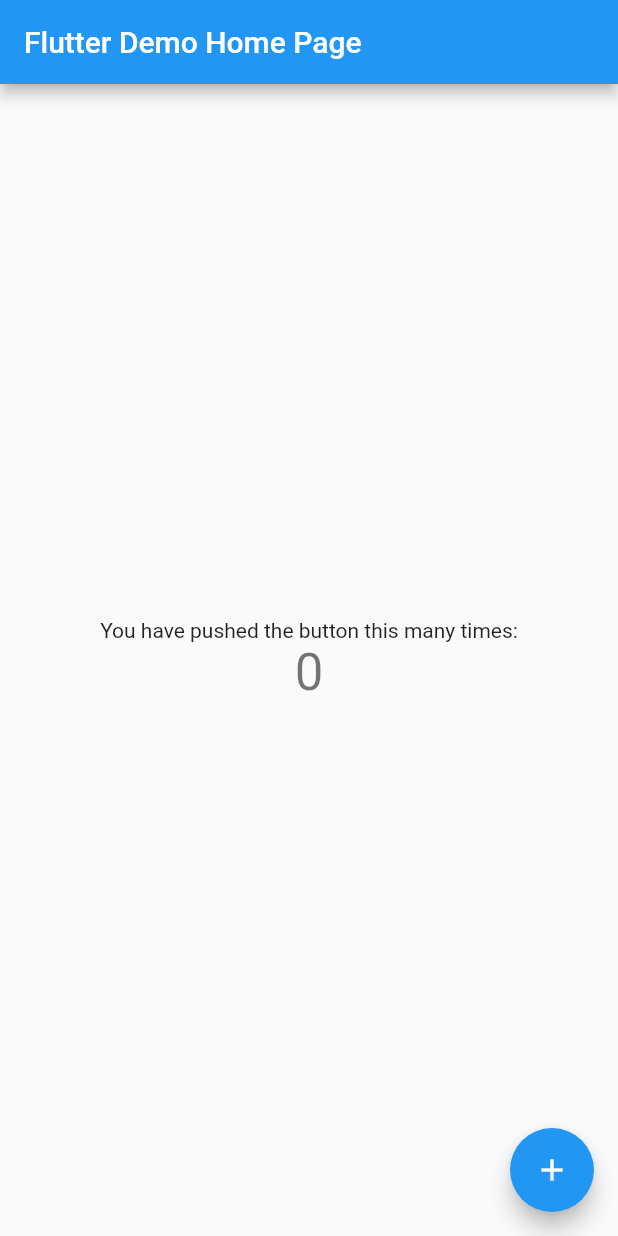
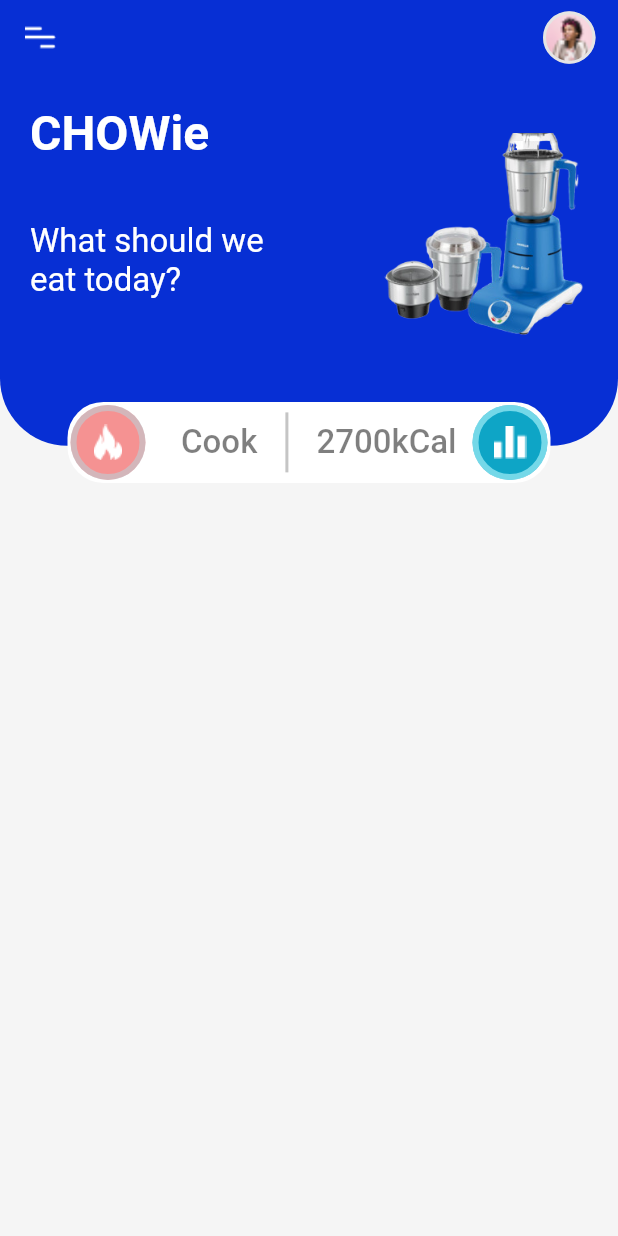
Before and after one commit to softcoder404/CHOWie, a Flutter app: the screen it shows after launch, on a phone screen of 412 x 824 dp. Run offline on Flutter 3.47's test engine with Material 2 defaults, Android fonts, the phone set to English and light mode, and no system bars.

```diff
--- a/chowie/lib/main.dart
+++ b/chowie/lib/main.dart
@@ -1,113 +1,24 @@
+import 'package:chowie/view/main_screen.dart';
 import 'package:flutter/material.dart';
+import 'package:flutter/services.dart';
 
-void main() {
-  runApp(MyApp());
-}
+void main(){
+  SystemChrome.setSystemUIOverlayStyle(SystemUiOverlayStyle(
+  statusBarColor: Color(0xFF072FD4)
+));
+  runApp(App());
+  }
 
-class MyApp extends StatelessWidget {
-  // This widget is the root of your application.
+class App extends StatelessWidget {
   @override
   Widget build(BuildContext context) {
     return MaterialApp(
-      title: 'Flutter Demo',
+      debugShowCheckedModeBanner: false,
+      title: 'CHOWie',
       theme: ThemeData(
-        // This is the theme of your application.
-        //
-        // Try running your application with "flutter run". You'll see the
-        // application has a blue toolbar. Then, without quitting the app, try
-        // changing the primarySwatch below to Colors.green and then invoke
-        // "hot reload" (press "r" in the console where you ran "flutter run",
-        // or simply save your changes to "hot reload" in a Flutter IDE).
-        // Notice that the counter didn't reset back to zero; the application
-        // is not restarted.
-        primarySwatch: Colors.blue,
+        primaryColor: Color(0xFF072FD4),
       ),
-      home: MyHomePage(title: 'Flutter Demo Home Page'),
+      home: MainScreen(),
     );
   }
 }
-
-class MyHomePage extends StatefulWidget {
-  MyHomePage({Key key, this.title}) : super(key: key);
-
-  // This widget is the home page of your application. It is stateful, meaning
-  // that it has a State object (defined below) that contains fields that affect
-  // how it looks.
-
-  // This class is the configuration for the state. It holds the values (in this
-  // case the title) provided by the parent (in this case the App widget) and
-  // used by the build method of the State. Fields in a Widget subclass are
-  // always marked "final".
-
-  final String title;
-
-  @override
-  _MyHomePageState createState() => _MyHomePageState();
-}
-
-class _MyHomePageState extends State<MyHomePage> {
-  int _counter = 0;
-
-  void _incrementCounter() {
-    setState(() {
-      // This call to setState tells the Flutter framework that something has
-      // changed in this State, which causes it to rerun the build method below
-      // so that the display can reflect the updated values. If we changed
-      // _counter without calling setState(), then the build method would not be
-      // called again, and so nothing would appear to happen.
-      _counter++;
-    });
-  }
-
-  @override
-  Widget build(BuildContext context) {
-    // This method is rerun every time setState is called, for instance as done
-    // by the _incrementCounter method above.
-    //
-    // The Flutter framework has been optimized to make rerunning build methods
-    // fast, so that you can just rebuild anything that needs updating rather
-    // than having to individually change instances of widgets.
-    return Scaffold(
-      appBar: AppBar(
-        // Here we take the value from the MyHomePage object that was created by
-        // the App.build method, and use it to set our appbar title.
-        title: Text(widget.title),
-      ),
-      body: Center(
-        // Center is a layout widget. It takes a single child and positions it
-        // in the middle of the parent.
-        child: Column(
-          // Column is also a layout widget. It takes a list of children and
-          // arranges them vertically. By default, it sizes itself to fit its
-          // children horizontally, and tries to be as tall as its parent.
-          //
-          // Invoke "debug painting" (press "p" in the console, choose the
-          // "Toggle Debug Paint" action from the Flutter Inspector in Android
-          // Studio, or the "Toggle Debug Paint" command in Visual Studio Code)
-          // to see the wireframe for each widget.
-          //
-          // Column has various properties to control how it sizes itself and
-          // how it positions its children. Here we use mainAxisAlignment to
-          // center the children vertically; the main axis here is the vertical
-          // axis because Columns are vertical (the cross axis would be
-          // horizontal).
-          mainAxisAlignment: MainAxisAlignment.center,
-          children: <Widget>[
-            Text(
-              'You have pushed the button this many times:',
-            ),
-            Text(
-              '$_counter',
-              style: Theme.of(context).textTheme.headline4,
-            ),
-          ],
-        ),
-      ),
-      floatingActionButton: FloatingActionButton(
-        onPressed: _incrementCounter,
-        tooltip: 'Increment',
-        child: Icon(Icons.add),
-      ), // This trailing comma makes auto-formatting nicer for build methods.
-    );
-  }
-}
--- /dev/null
+++ b/chowie/lib/view/main_screen.dart
@@ -0,0 +1,185 @@
+import 'package:flutter/material.dart';
+
+class MainScreen extends StatefulWidget {
+  @override
+  _MainScreenState createState() => _MainScreenState();
+}
+
+class _MainScreenState extends State<MainScreen> {
+  @override
+  Widget build(BuildContext context) {
+    return Scaffold(
+      body: SafeArea(
+        child: Container(
+          height: MediaQuery.of(context).size.height,
+          width: double.infinity,
+          color: Colors.grey.withOpacity(.05),
+          child: Column(
+            mainAxisAlignment: MainAxisAlignment.start,
+            crossAxisAlignment: CrossAxisAlignment.start,
+            children: <Widget>[
+              Container(
+                height: 50,
+                width: double.infinity,
+                color: Theme.of(context).primaryColor,
+                child: Row(
+                  mainAxisAlignment: MainAxisAlignment.spaceBetween,
+                  crossAxisAlignment: CrossAxisAlignment.center,
+                  children: <Widget>[
+                    Padding(
+                      padding: const EdgeInsets.only(left: 15.0),
+                      child: Image.asset('assets/images/menu.png',
+                          height: 15.0, width: 24.0),
+                    ),
+                    Container(
+                      height: 35,
+                      width: 35,
+                      margin: EdgeInsets.only(right: 15.0),
+                      decoration: BoxDecoration(
+                        color: Color(0xFFFBE8D3),
+                        border: Border.all(color: Color(0xFFE5E5E5), width: 2),
+                        borderRadius: BorderRadius.circular(20),
+                        image: DecorationImage(
+                          image: AssetImage('assets/images/profile.png'),
+                          fit: BoxFit.cover,
+                        ),
+                      ),
+                    ),
+                  ],
+                ),
+              ),
+              Container(
+                height: MediaQuery.of(context).size.height * 0.33,
+                width: double.infinity,
+                child: Stack(
+                  children: <Widget>[
+                    Container(
+                      width: double.infinity,
+                      height: MediaQuery.of(context).size.height * .3,
+                      decoration: BoxDecoration(
+                        color: Theme.of(context).primaryColor,
+                        borderRadius: BorderRadius.only(
+                            bottomLeft: Radius.circular(45.0),
+                            bottomRight: Radius.circular(45)),
+                      ),
+                      child: Row(
+                        children: <Widget>[
+                          Expanded(
+                            child: Padding(
+                              padding:
+                                  const EdgeInsets.only(left: 20.0, top: 20),
+                              child: Column(
+                                mainAxisAlignment: MainAxisAlignment.start,
+                                crossAxisAlignment: CrossAxisAlignment.start,
+                                children: <Widget>[
+                                  Text(
+                                    'CHOWie',
+                                    style: TextStyle(
+                                        fontSize: 32,
+                                        color: Colors.white,
+                                        fontWeight: FontWeight.bold),
+                                  ),
+                                  SizedBox(height: 40),
+                                  Text('What should we eat today?',
+                                      style: TextStyle(
+                                          fontSize: 22, color: Colors.white)),
+                                ],
+                              ),
+                            ),
+                          ),
+                          Expanded(
+                            child: Container(
+                              height: 140,
+                              margin: EdgeInsets.only(right: 20.0, bottom: 30),
+                              alignment: Alignment.bottomRight,
+                              child: Image.asset(
+                                'assets/images/blender1.png',
+                                fit: BoxFit.cover,
+                                height: double.infinity,
+                                width: 140,
+                              ),
+                            ),
+                          ),
+                        ],
+                      ),
+                    ),
+                    Positioned(
+                      bottom: 0,
+                      left: 45,
+                      right: 45,
+                      child: Container(
+
+                        width: double.infinity,
+                        decoration: BoxDecoration(
+                          color: Colors.white,
+                          borderRadius: BorderRadius.circular(24.0),
+                        ),
+                        child: Row(
+                          mainAxisAlignment: MainAxisAlignment.spaceBetween,
+                          crossAxisAlignment: CrossAxisAlignment.center,
+                          children: <Widget>[
+                            Container(
+                              height: 50,
+                              width: 50,
+                              margin: EdgeInsets.only(right: 15.0,left: 2.0,top: 2.0,bottom: 2.0),
+                              decoration: BoxDecoration(
+                                color: Color(0xFFF59292),
+                                border: Border.all(
+                                    color: Color(0xFFA0EDF7).withOpacity(.4),
+                                    width: 4),
+                                borderRadius: BorderRadius.circular(25),
+                              ),
+                              child: Image.asset('assets/images/flame.png'),
+                            ),
+                            Text(
+                              'Cook',
+                              style: TextStyle(
+                                  fontSize: 22.0,
+                                  fontWeight: FontWeight.w500,
+                                  color: Colors.black.withOpacity(.5)),
+                            ),
+                            Container(
+                              margin: EdgeInsets.only(left: 10.0,right: 10.0),
+                              width: 2,
+                              height: 40,
+                              color: Colors.grey.withOpacity(.6),
+                            ),
+                            Text(
+                              '2700kCal',
+                              style: TextStyle(
+                                  fontSize: 22.0,
+                                  fontWeight: FontWeight.w500,
+                                  color: Colors.black.withOpacity(.5)),
+                            ),
+                             Container(
+                              height: 50,
+                              width: 50,
+                              margin: EdgeInsets.only(right: 2.0,left: 2.0,top: 2.0,bottom: 2.0),
+                              decoration: BoxDecoration(
+                                color: Color(0xFF0EA5C6),
+                                border: Border.all(
+                                    color: Color(0xFFA0EDF7).withOpacity(.7),
+                                    width: 4),
+                                borderRadius: BorderRadius.circular(25),
+                              ),
+                              child: Image.asset('assets/images/Vector.png'),
+                            ),
+                          ],
+                        ),
+                      ),
+                    )
+                  ],
+                ),
+              ),
+              Expanded(
+                child: ListView(
+
+                ),
+              ),
+            ],
+          ),
+        ),
+      ),
+    );
+  }
+}
```
Also changed, not shown: chowie/pubspec.yaml (+2 -26 lines), chowie/assets/images/Ellipse 5.png (added), chowie/assets/images/Vector (1).png (added), chowie/assets/images/Vector (2).png (added), chowie/assets/images/Vector.png (added), chowie/assets/images/blen.png (added), chowie/assets/images/blender.png (added), chowie/assets/images/blender1.jpg (added), chowie/assets/images/blender1.png (added), chowie/assets/images/flame.png (added), chowie/assets/images/http___pluspng 1.png (added), chowie/assets/images/menu.png (added), chowie/assets/images/profile.png (added), chowie/assets/images/seaf 1.png (added), 1 other file.
